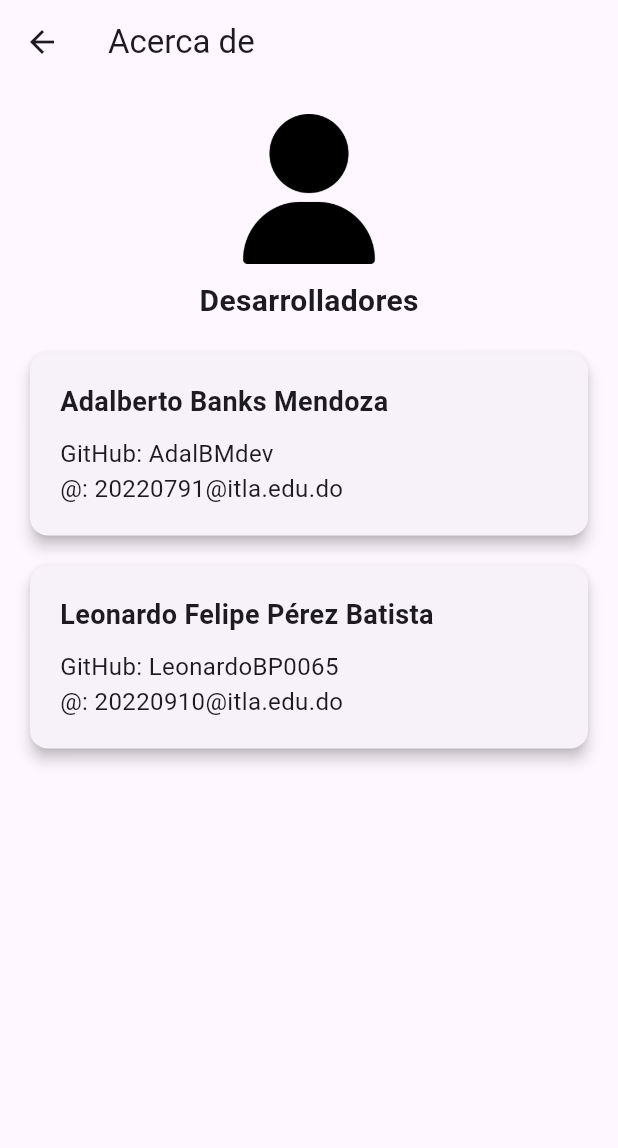
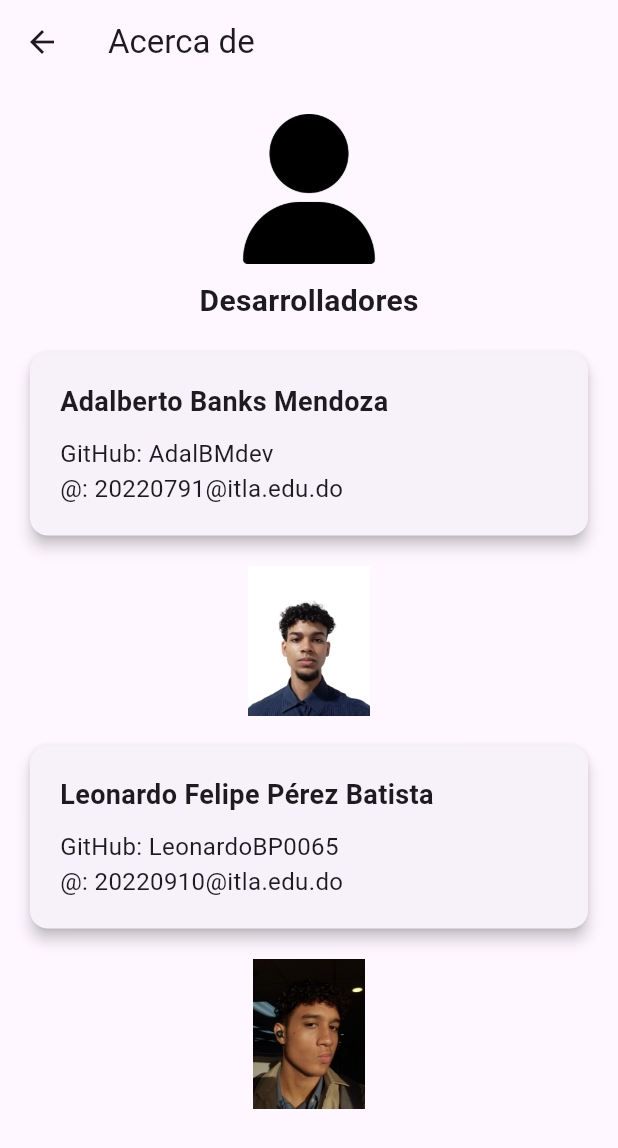
Before and after one commit to LeonardoBP0065/proyecto_final_app, a Flutter app: the screen it shows after launch, in the side drawer, after a tap on "Acerca de", on a phone screen of 412 x 824 dp. Shown: the top 1148 px of the screen. Run offline on Flutter 3.47's test engine with Material 3 defaults, Android fonts, the phone set to English and light mode, and no system bars; our stand-ins replace flutter_map, latlong2, youtube_player_flutter; network calls fail.

Commit message:
Cambio final

```diff
--- a/lib/acerca_de_page.dart
+++ b/lib/acerca_de_page.dart
@@ -7,7 +7,8 @@ class AcercaDePage extends StatelessWidget {
       appBar: AppBar(
         title: Text('Acerca de'),
       ),
-      body: Column(
+      body: SingleChildScrollView(
+        child: Column(
           crossAxisAlignment: CrossAxisAlignment.center,
           children: [
             SizedBox(height: 20),
@@ -29,14 +30,29 @@ class AcercaDePage extends StatelessWidget {
               name: 'Adalberto Banks Mendoza',
               github: 'AdalBMdev',
               email: '20220791@itla.edu.do',
+              image: 'adal.png',
+            ),
+            SizedBox(height: 20),
+            Image.asset(
+              'lib/assets/adal.png',
+              width: 100,
+              height: 100,
             ),
             SizedBox(height: 20),
             _buildDeveloperCard(
               name: 'Leonardo Felipe Pérez Batista',
               github: 'LeonardoBP0065',
               email: '20220910@itla.edu.do',
+              image: 'leo.png',
+            ),
+            SizedBox(height: 20),
+            Image.asset(
+              'lib/assets/leo.png',
+              width: 100,
+              height: 100,
             ),
           ],
+        ),
       ),
     );
   }
@@ -45,6 +61,7 @@ class AcercaDePage extends StatelessWidget {
     required String name,
     required String github,
     required String email,
+    required String image,
   }) {
     return Card(
       margin: EdgeInsets.symmetric(horizontal: 20),
--- a/pubspec.yaml
+++ b/pubspec.yaml
@@ -27,3 +27,5 @@ flutter:
   assets:
     - lib/assets/icono.png
     - lib/assets/voluntario.png
+    - lib/assets/adal.png
+    - lib/assets/leo.png
```
Also changed, not shown: lib/assets/adal.png (added), lib/assets/leo.png (added). Lines whose indentation alone changed are shown as unchanged.
